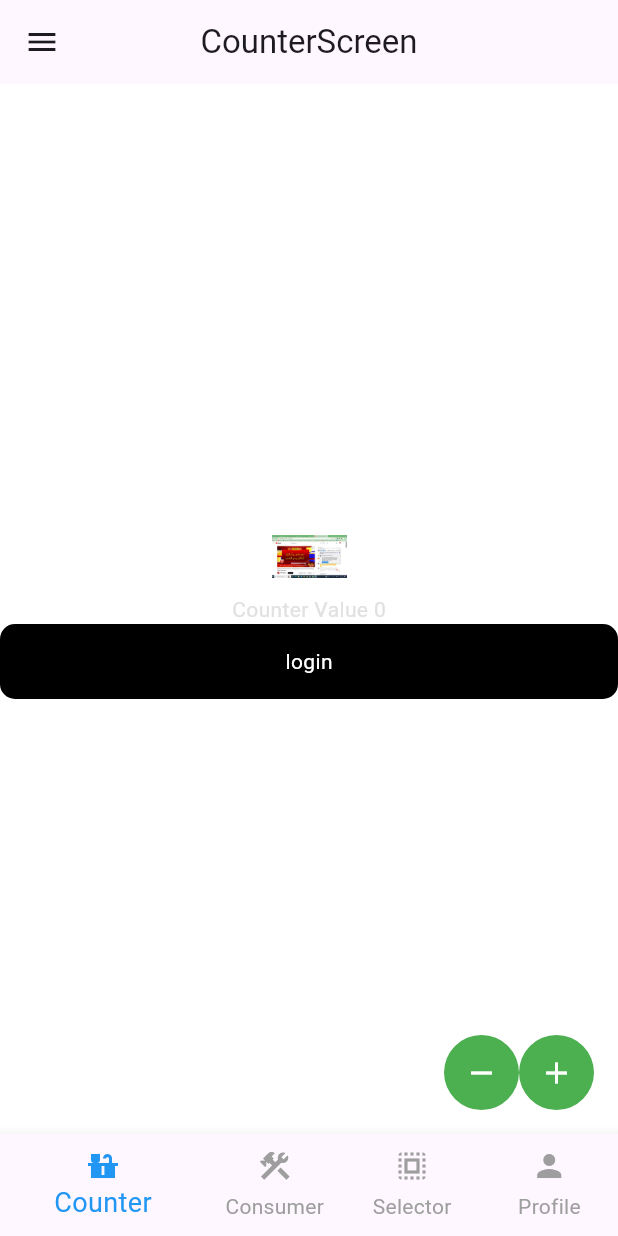
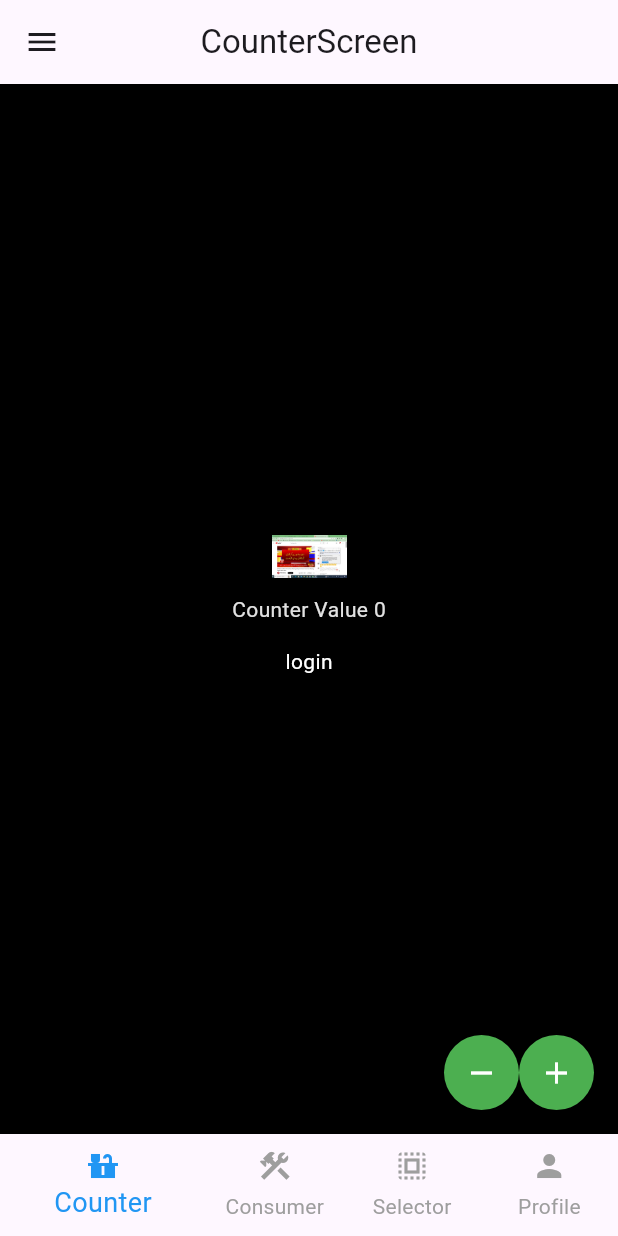
Before and after one commit to syedwaleednawaz000/flutter_code_structure, a Flutter app: the screen it shows after launch, on a phone screen of 412 x 824 dp. Run offline on Flutter 3.47's test engine with Material 3 defaults, Android fonts, the phone set to English and light mode, and no system bars; our stand-ins replace dio, firebase_core, firebase_messaging, flutter_screenutil, go_router, shared_preferences; accounts and stored records are empty; generated files the repository leaves out were written again.

Commit message:
finally solved all issues

```diff
--- a/lib/Presentation/Screens/Home/View/homeview.dart
+++ b/lib/Presentation/Screens/Home/View/homeview.dart
@@ -19,6 +19,7 @@ class CounterScreen extends StatelessWidget {
     // final Color color = AppConstant(context).getColor;
     return SafeArea(
       child: Scaffold(
+        backgroundColor: Theme.of(context).cardColor,
         drawer: const CustomDrawer(),
         key: _scaffoldKey,
 
--- a/lib/Presentation/Screens/HomeNew/View/home_data_get_from_api_consumer.dart
+++ b/lib/Presentation/Screens/HomeNew/View/home_data_get_from_api_consumer.dart
@@ -13,6 +13,7 @@ class HomeAPIConsumer extends StatelessWidget {
   Widget build(BuildContext context) {
     // final Color color = AppConstant(context).getColor;
     return Scaffold(
+      backgroundColor: Theme.of(context).cardColor,
       drawer: const CustomDrawer(),
       key: _scaffoldKey,
       appBar: customAppBar(
--- a/lib/Presentation/Screens/HomeNew/View/home_data_get_from_api_selector.dart
+++ b/lib/Presentation/Screens/HomeNew/View/home_data_get_from_api_selector.dart
@@ -17,6 +17,7 @@ class HomeAPISelector extends StatelessWidget {
   Widget build(BuildContext context) {
     // final Color color = AppConstant(context).getColor;
     return Scaffold(
+      backgroundColor: Theme.of(context).cardColor,
       key: _scaffoldKey,
       /// this is abid custom app bar
       appBar: customAppBar(
```
